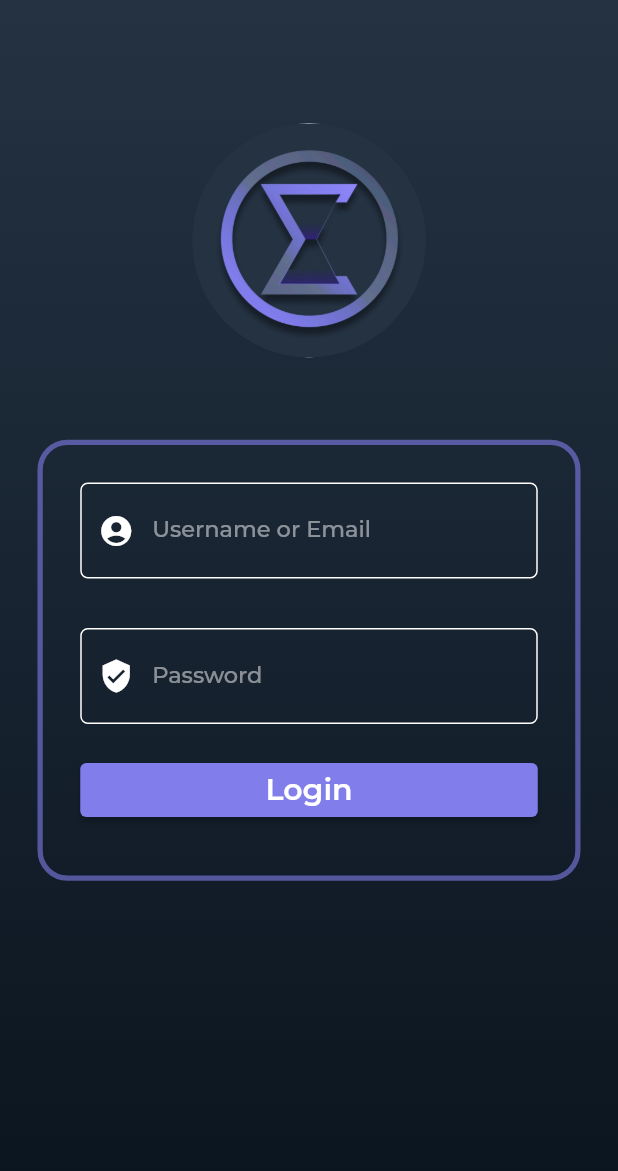
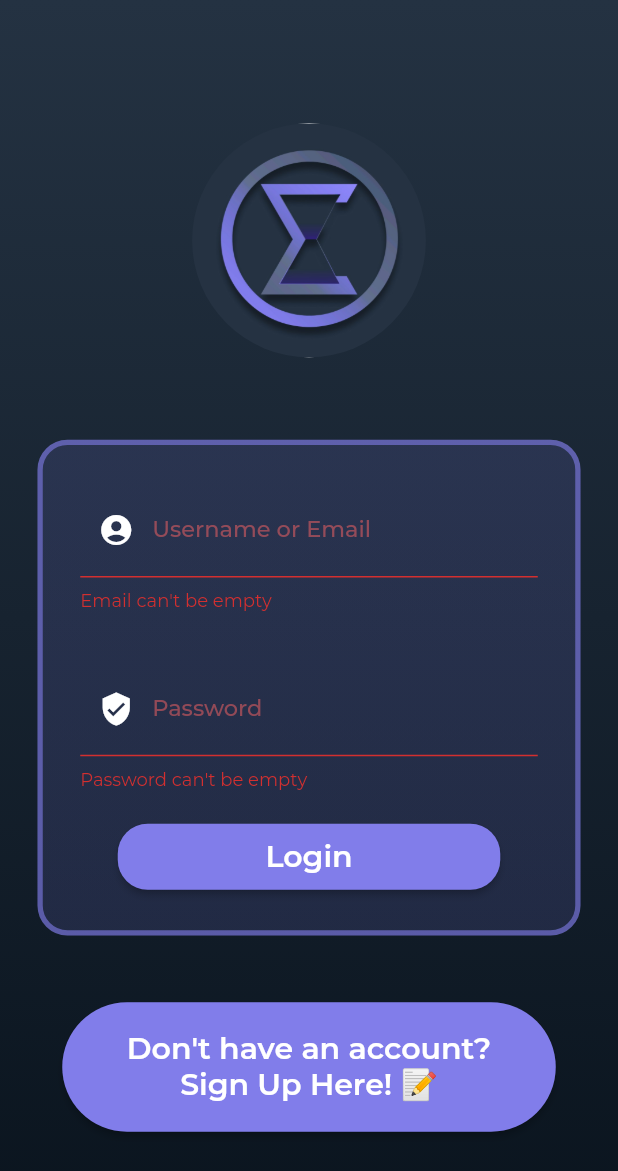
Before and after one commit to AxyleneOmega/sigma-app, a Flutter app: the LoginPage screen opened directly, after a tap on "Login", on a phone screen of 412 x 824 dp. Shown: the top 1171 px of the screen. Run offline on Flutter 3.47's test engine with Material 2 defaults, Android fonts, the phone set to English and light mode, and no system bars; our stand-ins replace carousel_slider, firebase_auth, firebase_core, google_fonts, shared_preferences; missing offline and left inert: flutter_clean_calendar; accounts and stored records are empty; project files that could hold a hidden picture were left out.

Commit message:
Login Page & Flutter-Firebase auth now working,

```diff
--- a/sigma_v1/lib/auth/login_page.dart
+++ b/sigma_v1/lib/auth/login_page.dart
@@ -1,6 +1,5 @@
-import 'dart:ui';
-
 import 'package:flutter/material.dart';
+import 'package:firebase_auth/firebase_auth.dart';
 
 class LoginPage extends StatefulWidget {
   const LoginPage({Key? key}) : super(key: key);
@@ -8,11 +7,100 @@ class LoginPage extends StatefulWidget {
   State<StatefulWidget> createState() => _LoginPage();
 }
 
+enum FormType {
+  login,
+  signup,
+}
+
 class _LoginPage extends State<LoginPage> {
-  late String _email;
-  late String _password;
+  final formKey = GlobalKey<FormState>();
+  TextEditingController userInput = TextEditingController();
 
-  void validateAndSave() {}
+  String? _email;
+  String? _password;
+  FormType _formType = FormType.login;
+
+  bool validateAndSave() {
+    final form = formKey.currentState;
+    if (form!.validate()) {
+      form.save;
+      print('Valid. Email: $_email | Password: $_password');
+      return true;
+    }
+    print('Invalid. Email: $_email | Password: $_password');
+    return false;
+  }
+
+  void validateAndSubmit() async {
+    if (validateAndSave()) {
+      try {
+        if (_formType == FormType.login) {
+          UserCredential userCredential = await FirebaseAuth.instance
+              .signInWithEmailAndPassword(email: _email!, password: _password!);
+          print('Logged In As: ${userCredential.user!.email}');
+        } else {
+          UserCredential userCredential = await FirebaseAuth.instance
+              .createUserWithEmailAndPassword(
+                  email: _email!, password: _password!);
+          print('Signed Up: ${userCredential.user!.email}');
+          ScaffoldMessenger.of(context).showSnackBar(SnackBar(
+              duration: const Duration(seconds: 3),
+              backgroundColor: const Color.fromRGBO(129, 125, 234, .8),
+              content: Text(
+                "Successfully Signed Up As: " + userCredential.user!.email!,
+                textAlign: TextAlign.center,
+                style: const TextStyle(
+                  fontStyle: FontStyle.normal,
+                  fontWeight: FontWeight.w700,
+                  fontFamily: 'Montserrat',
+                  color: Colors.white,
+                  fontSize: 15,
+                ),
+              )));
+        }
+      } on FirebaseAuthException catch (e) {
+        String errorMessage = e.message.toString();
+        if (e.message.toString() ==
+            'There is no user record corresponding to this identifier. The user may have been deleted.') {
+          errorMessage = 'Account does not exist, Sign Up instead.';
+        }
+        if (e.message.toString() ==
+            'The email address is already in use by another account.') {
+          errorMessage =
+              'Account already exists with this email, Login instead.';
+        }
+        print('Error: $e');
+        ScaffoldMessenger.of(context).showSnackBar(SnackBar(
+            duration: const Duration(seconds: 3),
+            backgroundColor: const Color.fromRGBO(129, 125, 234, .8),
+            content: Text(
+              errorMessage,
+              textAlign: TextAlign.center,
+              style: const TextStyle(
+                fontStyle: FontStyle.normal,
+                fontWeight: FontWeight.w700,
+                fontFamily: 'Montserrat',
+                color: Colors.white,
+                fontSize: 15,
+              ),
+            )));
+      }
+    }
+  }
+
+  void signUpPage() {
+    formKey.currentState?.reset();
+    setState(() {
+      _formType = FormType.signup;
+    });
+  }
+
+  void loginPage() {
+    formKey.currentState?.reset();
+    setState(() {
+      _formType = FormType.login;
+    });
+  }
 
   @override
   Widget build(BuildContext context) {
@@ -49,19 +137,38 @@ class _LoginPage extends State<LoginPage> {
                 padding: const EdgeInsets.all(25),
                 decoration: BoxDecoration(
                   borderRadius: BorderRadius.circular(20),
-                  color: const Color.fromRGBO(10, 20, 30, 0),
+                  gradient: const LinearGradient(
+                      begin: Alignment.topCenter,
+                      end: Alignment.bottomCenter,
+                      colors: [
+                        Color.fromRGBO(129, 125, 234, .15),
+                        Color.fromRGBO(129, 125, 234, .15)
+                      ]),
                   border: Border.all(
                     color: const Color.fromRGBO(129, 125, 234, .6),
                     width: 3.5,
                   ),
                 ),
                 child: Form(
+                  key: formKey,
                   child: Column(
                     mainAxisAlignment: MainAxisAlignment.center,
                     crossAxisAlignment: CrossAxisAlignment.stretch,
-                      children: <Widget>[
+                    children: buildInputField(),
+                  ),
+                ),
+              ),
+              buildSwitchFormTypeButton()
+            ]),
+      ),
+    );
+  }
+
+  List<Widget> buildInputField() {
+    return [
       TextFormField(
         //Username or Email
+        controller: userInput,
         style: const TextStyle(
           fontStyle: FontStyle.normal,
           fontWeight: FontWeight.w500,
@@ -69,8 +176,9 @@ class _LoginPage extends State<LoginPage> {
           color: Colors.white,
           fontSize: 20,
         ),
-                          validator: (value) =>
-                              value!.isEmpty ? 'Email can\'t be empty' : null,
+        obscureText: false,
+        validator: (value) => value!.isEmpty ? 'Email can\'t be empty' : null,
+        onChanged: (value) => _email = value,
         decoration: InputDecoration(
             enabledBorder: OutlineInputBorder(
               borderRadius: BorderRadius.circular(5),
@@ -90,20 +198,19 @@ class _LoginPage extends State<LoginPage> {
               Icons.account_circle_sharp,
               color: Colors.white,
             ),
-                              prefixIconColor: MaterialStateColor.resolveWith(
-                                  (Set<MaterialState> states) {
+            prefixIconColor:
+                MaterialStateColor.resolveWith((Set<MaterialState> states) {
               if (states.contains(MaterialState.focused)) {
                 return const Color.fromRGBO(129, 125, 234, 1);
               }
               if (states.contains(MaterialState.error)) {
-                                  return const Color.fromRGBO(
-                                      255, 100, 100, .5);
+                return const Color.fromRGBO(255, 100, 100, .5);
               }
               return Colors.white;
             }),
             labelText: 'Username or Email',
-                              labelStyle: MaterialStateTextStyle.resolveWith(
-                                  (Set<MaterialState> states) {
+            labelStyle:
+                MaterialStateTextStyle.resolveWith((Set<MaterialState> states) {
               if (states.contains(MaterialState.focused)) {
                 return const TextStyle(
                   fontStyle: FontStyle.normal,
@@ -113,8 +220,7 @@ class _LoginPage extends State<LoginPage> {
                   fontSize: 15,
                 );
               }
-                                if (states
-                                    .contains(MaterialState.scrolledUnder)) {
+              if (states.contains(MaterialState.scrolledUnder)) {
                 return const TextStyle(
                   fontStyle: FontStyle.normal,
                   fontWeight: FontWeight.w500,
@@ -155,8 +261,10 @@ class _LoginPage extends State<LoginPage> {
           color: Colors.white,
           fontSize: 20,
         ),
+        obscureText: true,
         validator: (value) =>
-                              value!.isEmpty ? 'Email can\'t be empty' : null,
+            value!.isEmpty ? 'Password can\'t be empty' : null,
+        onChanged: (value) => _password = value,
         decoration: InputDecoration(
             enabledBorder: OutlineInputBorder(
               borderRadius: BorderRadius.circular(5),
@@ -176,21 +284,29 @@ class _LoginPage extends State<LoginPage> {
               Icons.verified_user_sharp,
               color: Colors.white,
             ),
-                              prefixIconColor: MaterialStateColor.resolveWith(
-                                  (Set<MaterialState> states) {
+            prefixIconColor:
+                MaterialStateColor.resolveWith((Set<MaterialState> states) {
               if (states.contains(MaterialState.focused)) {
                 return const Color.fromRGBO(129, 125, 234, 1);
               }
               if (states.contains(MaterialState.error)) {
-                                  return const Color.fromRGBO(
-                                      255, 100, 100, .5);
+                return const Color.fromRGBO(255, 100, 100, .5);
               }
               return Colors.white;
             }),
             labelText: 'Password',
-                              labelStyle: MaterialStateTextStyle.resolveWith(
-                                  (Set<MaterialState> states) {
+            labelStyle:
+                MaterialStateTextStyle.resolveWith((Set<MaterialState> states) {
               if (states.contains(MaterialState.focused)) {
+                return const TextStyle(
+                  fontStyle: FontStyle.normal,
+                  fontWeight: FontWeight.w700,
+                  fontFamily: 'Montserrat',
+                  color: Color.fromRGBO(129, 125, 234, 1),
+                  fontSize: 15,
+                );
+              }
+              if (states.containsAll(MaterialState.values)) {
                 return const TextStyle(
                   fontStyle: FontStyle.normal,
                   fontWeight: FontWeight.w700,
@@ -212,19 +328,40 @@ class _LoginPage extends State<LoginPage> {
                   fontStyle: FontStyle.normal,
                   fontWeight: FontWeight.w500,
                   fontFamily: 'Montserrat',
-                                    color: Color.fromRGBO(255, 255, 255, .5),
+                  color: Color.fromARGB(126, 255, 255, 255),
                   fontSize: 15,
                 );
               }
             })),
       ),
-                        Padding(
-                          padding: const EdgeInsets.fromLTRB(0, 20, 0, 8),
+      buildValidationButton(),
+    ];
+  }
+
+  Widget buildValidationButton() {
+    String message = 'Login';
+    if (_formType == FormType.signup) {
+      message = 'Sign Up!';
+    }
+    if (_formType == FormType.login) {
+      message = 'Login';
+    }
+
+    return Padding(
+      padding: const EdgeInsets.fromLTRB(25, 20, 25, 0),
       child: ElevatedButton(
-                            onPressed: validateAndSave,
-                            child: const Text(
-                              'Login',
-                              style: TextStyle(
+        style: ButtonStyle(
+            shape: MaterialStateProperty.all<RoundedRectangleBorder>(
+                RoundedRectangleBorder(
+                    borderRadius: BorderRadius.circular(20),
+                    side: const BorderSide(
+                        color: Color.fromRGBO(129, 125, 234, .1))))),
+        onPressed: validateAndSubmit,
+        child: Padding(
+          padding: const EdgeInsets.all(10.0),
+          child: Text(
+            message,
+            style: const TextStyle(
               fontStyle: FontStyle.normal,
               fontWeight: FontWeight.w600,
               fontFamily: 'Montserrat',
@@ -234,11 +371,30 @@ class _LoginPage extends State<LoginPage> {
           ),
         ),
       ),
-                      ]),
-                ),
-              ),
-              Expanded(
-                flex: 3,
+    );
+  }
+
+  Widget buildSwitchFormTypeButton() {
+    String message = 'Don\'t have an account? Sign Up Here! 📝';
+    if (_formType == FormType.signup) {
+      message = 'Have an account already? Login Here! 🎇';
+    }
+    if (_formType == FormType.login) {
+      message = 'Don\'t have an account? Sign Up Here! 📝';
+    }
+
+    void switchFormType() {
+      if (_formType == FormType.signup) {
+        loginPage();
+      } else if (_formType == FormType.login) {
+        signUpPage();
+      }
+    }
+
+    return Expanded(
+      flex: 4,
+      child: Padding(
+        padding: const EdgeInsets.fromLTRB(30, 0, 30, 50),
         child: Container(
           decoration: BoxDecoration(
             borderRadius: BorderRadius.circular(20),
@@ -248,9 +404,33 @@ class _LoginPage extends State<LoginPage> {
               width: 3.5,
             ),
           ),
+          child: Padding(
+            padding: const EdgeInsets.fromLTRB(8, 16, 8, 16),
+            child: ElevatedButton(
+              style: ButtonStyle(
+                  shape: MaterialStateProperty.all<RoundedRectangleBorder>(
+                      RoundedRectangleBorder(
+                          borderRadius: BorderRadius.circular(50),
+                          side: const BorderSide(
+                              color: Color.fromRGBO(129, 125, 234, .1))))),
+              onPressed: switchFormType,
+              child: Padding(
+                padding: const EdgeInsets.all(2.0),
+                child: Text(
+                  message,
+                  textAlign: TextAlign.center,
+                  style: const TextStyle(
+                    fontStyle: FontStyle.normal,
+                    fontWeight: FontWeight.w600,
+                    fontFamily: 'Montserrat',
+                    color: Colors.white,
+                    fontSize: 20,
                   ),
                 ),
-            ]),
+              ),
+            ),
+          ),
+        ),
       ),
     );
   }
--- a/sigma_v1/lib/main.dart
+++ b/sigma_v1/lib/main.dart
@@ -7,8 +7,13 @@ import 'package:sigma_v1/pages/schedule/schedule_page.dart';
 import 'package:flutter/material.dart';
 import 'package:provider/provider.dart';
 import 'package:sigma_v1/theme/theme.dart';
+import 'package:firebase_core/firebase_core.dart';
 
-void main() => runApp(const MyApp());
+void main() async {
+  WidgetsFlutterBinding.ensureInitialized();
+  await Firebase.initializeApp();
+  runApp(const MyApp());
+}
 
 Map<int, Color> sigmaPurple = {
   50: const Color.fromRGBO(129, 125, 234, .1),
--- a/sigma_v1/lib/pages/playerPages/player_settings.dart
+++ b/sigma_v1/lib/pages/playerPages/player_settings.dart
@@ -1,6 +1,4 @@
 import 'package:flutter/material.dart';
-import 'package:sigma_v1/main.dart';
-
 import '../../auth/login_page.dart';
 
 class PlayerSettings extends StatefulWidget {
--- a/sigma_v1/lib/pages/schedule/schedule_page.dart
+++ b/sigma_v1/lib/pages/schedule/schedule_page.dart
@@ -41,14 +41,15 @@ class _SchedulePageState extends State<SchedulePage> {
           body: SafeArea(
             child: Center(
               child: Container(
-                height: MediaQuery.of(context).size.height * 0.8,
+                padding: const EdgeInsets.all(8),
+                height: MediaQuery.of(context).size.height * 0.7,
                 width: MediaQuery.of(context).size.width * 0.9,
                 margin: const EdgeInsets.fromLTRB(8, 8, 8, 0),
                 decoration: BoxDecoration(
                   borderRadius: BorderRadius.circular(20),
-                  color: const Color.fromARGB(255, 181, 178, 255),
+                  color: const Color.fromRGBO(165, 165, 246, 1),
                   border: Border.all(
-                    color: const Color.fromRGBO(129, 125, 234, 1),
+                    color: Color.fromARGB(255, 0, 0, 0),
                     width: 3.5,
                   ),
                 ),
@@ -66,12 +67,12 @@ class _SchedulePageState extends State<SchedulePage> {
                   events: _events,
                   isExpandable: true,
                   eventDoneColor: Colors.green,
-                  selectedColor: Colors.pink,
-                  todayColor: Colors.blue,
+                  selectedColor: const Color.fromRGBO(241, 120, 182, 1),
+                  todayColor: const Color.fromARGB(255, 255, 255, 255),
                   eventColor: const Color.fromARGB(255, 255, 255, 255),
                   locale: 'en_IN',
                   todayButtonText: 'Jump to Today',
-                  bottomBarColor: const Color.fromRGBO(129, 125, 234, 1),
+                  bottomBarColor: const Color.fromARGB(255, 146, 143, 235),
                   bottomBarTextStyle: const TextStyle(
                       color: Colors.black,
                       fontFamily: 'Montserrat',
@@ -93,7 +94,7 @@ class _SchedulePageState extends State<SchedulePage> {
       );
   final Map<DateTime, List<CleanCalendarEvent>> _events = {
     DateTime(DateTime.now().year, DateTime.now().month, DateTime.now().day): [
-      CleanCalendarEvent('Review 2',
+      CleanCalendarEvent('Final',
           startTime: DateTime(DateTime.now().year, DateTime.now().month,
               DateTime.now().day, 19, 0),
           endTime: DateTime(DateTime.now().year, DateTime.now().month,
--- a/sigma_v1/lib/theme/theme.dart
+++ b/sigma_v1/lib/theme/theme.dart
@@ -32,7 +32,15 @@ ThemeData dark = ThemeData(
           color: const Color.fromRGBO(250, 250, 250, 1),
           fontSize: 22,
           fontWeight: FontWeight.bold),
-
+      labelSmall: GoogleFonts.montserrat(
+        color: const Color.fromARGB(255, 255, 255, 255),
+      ),
+      labelMedium: GoogleFonts.montserrat(
+        color: const Color.fromARGB(255, 255, 255, 255),
+      ),
+      labelLarge: GoogleFonts.montserrat(
+        color: const Color.fromARGB(255, 255, 255, 255),
+      ),
       // List Font
       bodyText1: GoogleFonts.montserrat(
           color: const Color.fromARGB(255, 255, 255, 255), fontSize: 16),
--- a/sigma_v1/pubspec.yaml
+++ b/sigma_v1/pubspec.yaml
@@ -29,7 +29,7 @@ environment:
 dependencies:
   flutter:
     sdk: flutter
-
+  firebase_auth: 3.3.14
 
   # The following adds the Cupertino Icons font to your application.
   # Use with the CupertinoIcons class for iOS style icons.
```
Also changed, not shown: sigma_v1/pubspec.lock, 8 other files. Lines whose indentation alone changed are shown as unchanged.
